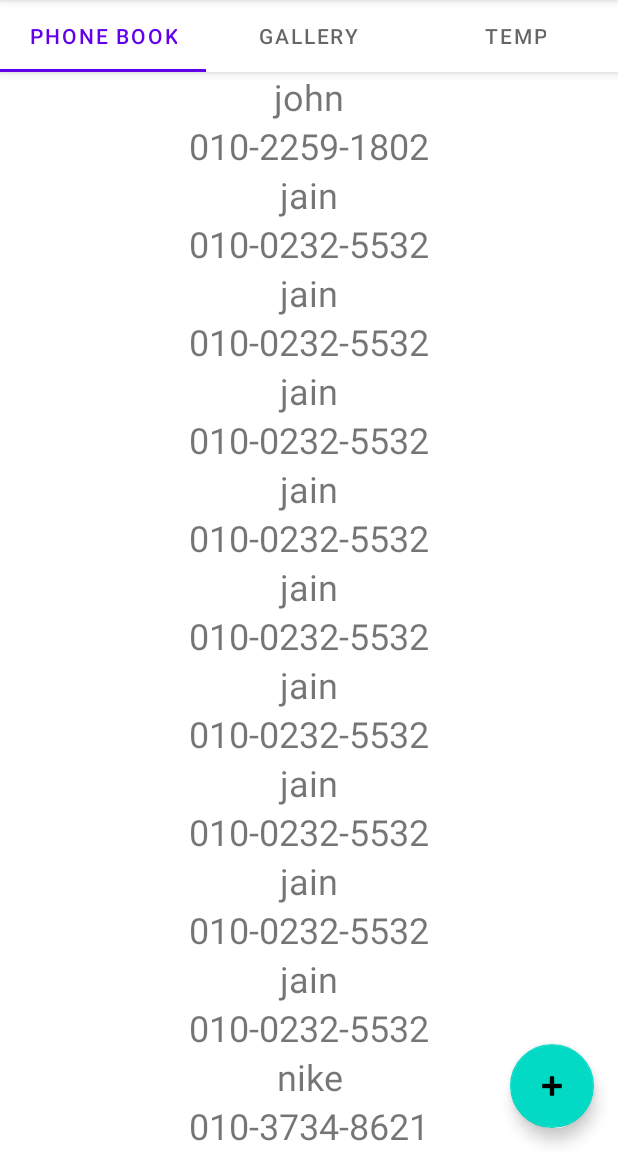
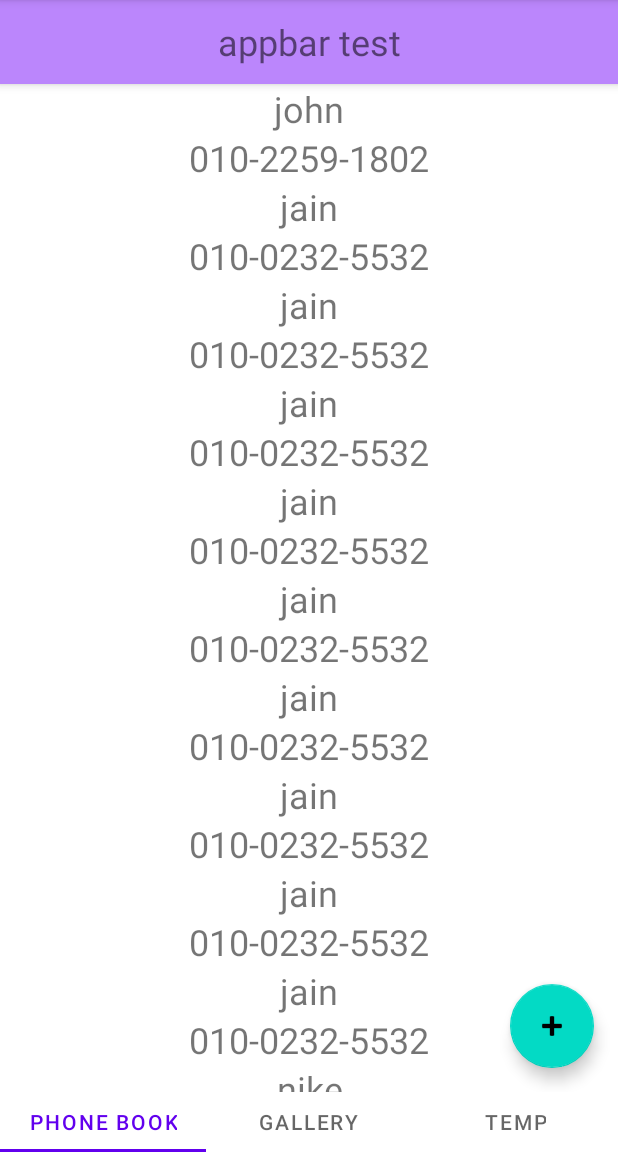
Before and after one commit to kadiace/2020W_CS496_Project1, an Android app: the screen it shows after launch (MainActivity), on a phone screen of 412 x 824 dp, the part 84-1236 px from its top. Run offline under Robolectric (Android 15) with nearby library versions, the phone set to English and light mode, and no system bars.

Commit message:
scroll bar complete

```diff
--- a/app/src/main/java/com/example/project1/PhoneBookData.kt
+++ b/app/src/main/java/com/example/project1/PhoneBookData.kt
@@ -4,27 +4,26 @@ import android.os.Parcel
 import android.os.Parcelable
 
 class PhoneBookData(
-    val name: String,
-    val number: String
-) {}
-//) : Parcelable {
-//    constructor(source: Parcel) : this(
-//        source.readString(),
-//        source.readString()
-//    )
-//    override fun describeContents() = 0
-//    override fun writeToParcel(dest: Parcel?, flags: Int): Unit = with(dest) {
-//        this?.writeString(name)
-//        this?.writeString(number)
-//    }
-//
-//    companion object CREATOR : Parcelable.Creator<PhoneBookData> {
-//        override fun createFromParcel(parcel: Parcel): PhoneBookData {
-//            return PhoneBookData(parcel)
-//        }
-//
-//        override fun newArray(size: Int): Array<PhoneBookData?> {
-//            return arrayOfNulls(size)
-//        }
-//    }
-//}
+    val name: String?,
+    val number: String?
+) : Parcelable {
+    constructor(source: Parcel) : this(
+        source.readString(),
+        source.readString()
+    )
+    override fun describeContents() = 0
+    override fun writeToParcel(dest: Parcel?, flags: Int): Unit = with(dest) {
+        this?.writeString(name)
+        this?.writeString(number)
+    }
+
+    companion object CREATOR : Parcelable.Creator<PhoneBookData> {
+        override fun createFromParcel(parcel: Parcel): PhoneBookData {
+            return PhoneBookData(parcel)
+        }
+
+        override fun newArray(size: Int): Array<PhoneBookData?> {
+            return arrayOfNulls(size)
+        }
+    }
+}
--- a/app/src/main/res/layout/activity_main.xml
+++ b/app/src/main/res/layout/activity_main.xml
@@ -1,35 +1,30 @@
 <?xml version="1.0" encoding="utf-8"?>
-<androidx.coordinatorlayout.widget.CoordinatorLayout xmlns:android="http://schemas.android.com/apk/res/android"
-    xmlns:app="http://schemas.android.com/apk/res-auto"
+<LinearLayout xmlns:android="http://schemas.android.com/apk/res/android"
+    android:layout_width="match_parent"
+    android:layout_height="wrap_content"
     xmlns:tools="http://schemas.android.com/tools"
-    android:layout_width="match_parent"
-    android:layout_height="match_parent"
+    android:orientation="vertical"
     tools:context=".MainActivity">
 
-    <com.google.android.material.appbar.AppBarLayout
-        android:layout_width="match_parent"
-        android:layout_height="wrap_content"
-        android:theme="@style/Animation.Design.BottomSheetDialog">
-
-        <com.google.android.material.tabs.TabLayout
-            android:id="@+id/tabs"
-            android:layout_width="match_parent"
-            android:layout_height="wrap_content"/>
-
-    </com.google.android.material.appbar.AppBarLayout>
 
     <androidx.viewpager2.widget.ViewPager2
         android:id="@+id/view_pager"
         android:layout_width="match_parent"
         android:layout_height="match_parent"
-        app:layout_behavior="@string/appbar_scrolling_view_behavior" />
+        android:layout_weight="5"/>
 
-    <com.google.android.material.floatingactionbutton.FloatingActionButton
-        android:id="@+id/fab"
-        android:layout_width="wrap_content"
+    <com.google.android.material.tabs.TabLayout
+        android:id="@+id/tabs"
+        android:layout_width="match_parent"
         android:layout_height="wrap_content"
-        android:layout_gravity="bottom|end"
-        android:layout_margin="@dimen/fab_margin"
-        app:srcCompat="@android:drawable/ic_input_add" />
+        android:layout_weight="1"/>
 
-</androidx.coordinatorlayout.widget.CoordinatorLayout>
+    <!--    <com.google.android.material.floatingactionbutton.FloatingActionButton-->
+<!--        android:id="@+id/fab"-->
+<!--        android:layout_width="wrap_content"-->
+<!--        android:layout_height="wrap_content"-->
+<!--        android:layout_gravity="bottom|end"-->
+<!--        android:layout_margin="@dimen/fab_margin"-->
+<!--        app:srcCompat="@android:drawable/ic_input_add" />-->
+
+</LinearLayout>
--- a/app/src/main/res/layout/fragment_1.xml
+++ b/app/src/main/res/layout/fragment_1.xml
@@ -1,12 +1,29 @@
 <?xml version="1.0" encoding="utf-8"?>
-<LinearLayout xmlns:android="http://schemas.android.com/apk/res/android"
+<androidx.coordinatorlayout.widget.CoordinatorLayout
+    xmlns:android="http://schemas.android.com/apk/res/android"
+    xmlns:app="http://schemas.android.com/apk/res-auto"
     xmlns:tools="http://schemas.android.com/tools"
     android:layout_width="match_parent"
     android:layout_height="match_parent"
-    xmlns:app="http://schemas.android.com/apk/res-auto"
     tools:context=".Fragment1">
 
 
+    <com.google.android.material.appbar.AppBarLayout
+        android:layout_width="match_parent"
+        android:layout_height="wrap_content">
+
+        <TextView
+            android:id="@+id/test"
+            android:background="@color/purple_200"
+            android:layout_width="match_parent"
+            android:layout_height="?android:attr/actionBarSize"
+            android:gravity="center_horizontal|center_vertical"
+            app:title="@string/app_name"
+            android:textSize="24sp"
+            android:text="appbar test"
+            app:layout_scrollFlags="scroll|enterAlways" />
+
+    </com.google.android.material.appbar.AppBarLayout>
 
     <androidx.recyclerview.widget.RecyclerView
         android:id="@+id/phone_book_list"
@@ -17,6 +34,17 @@
         android:background="@color/white"
         app:layoutManager="androidx.recyclerview.widget.LinearLayoutManager"
         tools:context="com.example.project1.Fragment1"
-        tools:listitem="@layout/phonebook" />
+        tools:listitem="@layout/phonebook"
+        app:layout_behavior="@string/appbar_scrolling_view_behavior"/>
 
-</LinearLayout>
+    <com.google.android.material.floatingactionbutton.FloatingActionButton
+        android:id="@+id/fab"
+        android:layout_width="wrap_content"
+        android:layout_height="wrap_content"
+        android:layout_gravity="bottom|end"
+        android:layout_margin="@dimen/fab_margin"
+        app:srcCompat="@android:drawable/ic_input_add" />
+
+<!--</LinearLayout>-->
+
+</androidx.coordinatorlayout.widget.CoordinatorLayout>
--- a/app/src/main/res/values/strings.xml
+++ b/app/src/main/res/values/strings.xml
@@ -1,5 +1,8 @@
 <resources>
     <string name="app_name">Project1</string>
     <!-- TODO: Remove or change this placeholder text -->
+    <string name="appbar_scrolling_view_behavior" translatable="false">
+        com.google.android.material.appbar.AppBarLayout$ScrollingViewBehavior
+    </string>
     <string name="hello_blank_fragment">Hello blank fragment</string>
 </resources>
```
Also changed, not shown: app/src/main/java/com/example/project1/RecyclerViewAdapter.kt (+1 -32 lines).
